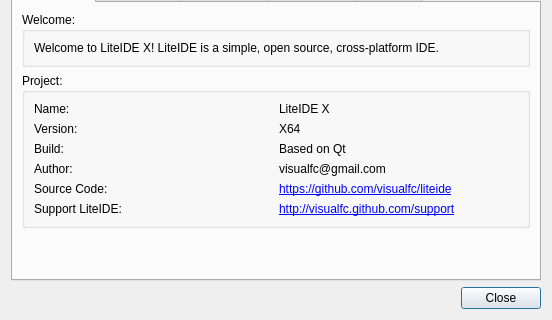
First picture: the form in liteidex/src/liteapp/aboutdialog.ui, repository visualfc/liteide, before the edit; both pictures show x 0 to 552 and y 138 to 458 of the 552 by 458 pixel window.
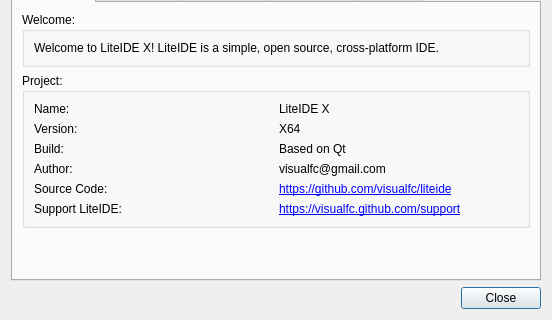
Second picture: the form after the edit. Icons and pictures are not drawn.

Commit message: update donate to https

The edit to the form file:
```diff
--- a/liteidex/src/liteapp/aboutdialog.ui
+++ b/liteidex/src/liteapp/aboutdialog.ui
@@ -267,7 +267,7 @@
           <item row="6" column="1">
            <widget class="QLabel" name="label_41">
             <property name="text">
-             <string notr="true">&lt;html&gt;&lt;head/&gt;&lt;body&gt;&lt;p&gt;&lt;a href=&quot;http://visualfc.github.com/support&quot;&gt;&lt;span style=&quot; text-decoration: underline; color:#0000ff;&quot;&gt;http://visualfc.github.com/support&lt;/span&gt;&lt;/a&gt;&lt;/p&gt;&lt;/body&gt;&lt;/html&gt;</string>
+             <string notr="true">&lt;html&gt;&lt;head/&gt;&lt;body&gt;&lt;p&gt;&lt;a href=&quot;http://visualfc.github.com/support&quot;&gt;&lt;span style=&quot; text-decoration: underline; color:#0000ff;&quot;&gt;https://visualfc.github.com/support&lt;/span&gt;&lt;/a&gt;&lt;/p&gt;&lt;/body&gt;&lt;/html&gt;</string>
             </property>
             <property name="openExternalLinks">
              <bool>true</bool>
```
The commit also changes 3 other files.
